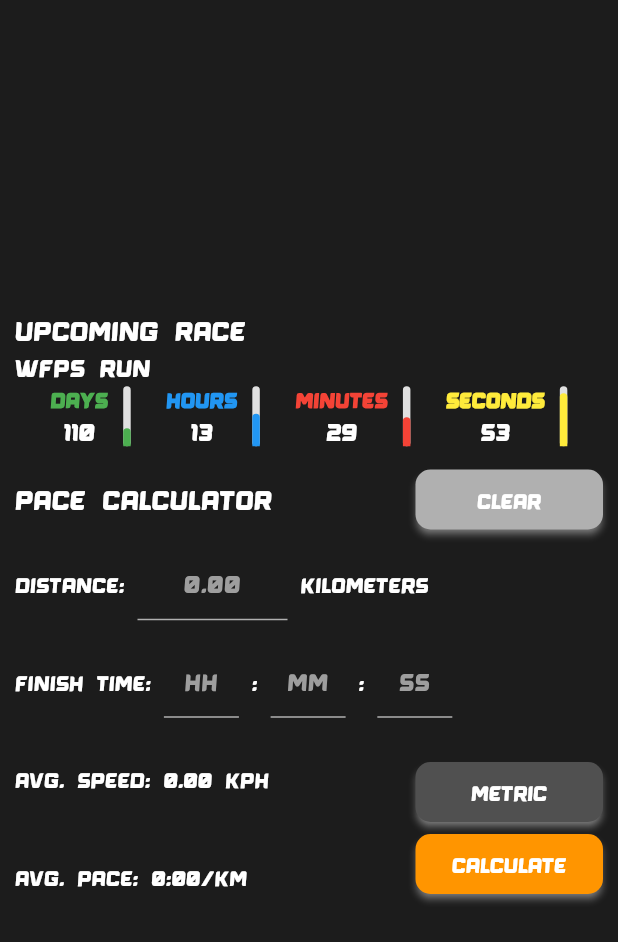
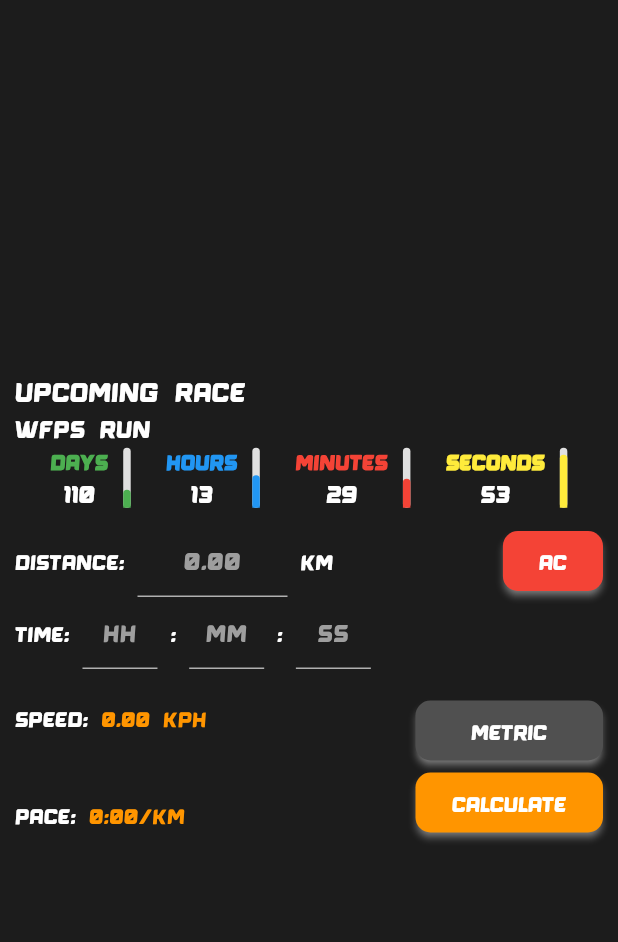
Before and after one commit to AllenClarkV/pacer, a Flutter app: the screen it shows after launch, on a phone screen of 412 x 824 dp. Shown: the top 942 px of the screen. Run offline on Flutter 3.47's test engine with Material 3 defaults, Android fonts, the phone set to English and light mode, and no system bars.

Commit message:
minor font color change

```diff
--- a/lib/pages/pacer.dart
+++ b/lib/pages/pacer.dart
@@ -182,29 +182,40 @@ class _PacerState extends State<Pacer> {
                 subheading('WFPS Run'),
                 _formatDuration(_remaining),
                 const SizedBox(height: 10),
-                Row(
-                  mainAxisAlignment: MainAxisAlignment.spaceBetween,
-                  children: [
-                    heading('Pace Calculator'),
-                    _button('Clear', _resetFields, bg: const Color(0xffb0b0b0)),
-                  ],
-                ),
                 Column(children: [
                   SizedBox(
-                    height: 65,
-                    child: Row(children: [
-                      const Text('Distance: '),
-                      SizedBox(
-                        width: 100,
-                        child: _inputField('0.00', distance, isDecimal: true),
-                      ),
-                      Text(!unitswitch ? ' kilometers' : ' miles'),
-                    ]),
+                    child: Row(
+                      mainAxisAlignment: MainAxisAlignment.spaceBetween,
+                      children: [
+                        Row(children: [
+                          Text('Distance: '),
+                          SizedBox(
+                            width: 100,
+                            child:
+                                _inputField('0.00', distance, isDecimal: true),
+                          ),
+                          Text(!unitswitch ? ' km' : ' mi'),
+                        ]),
+                        SizedBox(
+                          child: ElevatedButton(
+                            onPressed: _resetFields,
+                            style: ElevatedButton.styleFrom(
+                              backgroundColor: Colors.red,
+                              elevation: 2,
+                              shadowColor: Colors.white,
+                              shape: RoundedRectangleBorder(
+                                  borderRadius: BorderRadius.circular(10)),
+                            ),
+                            child: Text('AC',
+                                style: const TextStyle(color: Colors.white)),
+                          ),
+                        ),
+                      ],
+                    ),
                   ),
                   SizedBox(
-                    height: 65,
                     child: Row(children: [
-                      const Text('Finish Time: '),
+                      const Text('Time: '),
                       _timeInput(hours, 'hh'),
                       const Text(' : '),
                       _timeInput(minutes, 'mm'),
@@ -218,9 +229,9 @@ class _PacerState extends State<Pacer> {
                       Column(
                           crossAxisAlignment: CrossAxisAlignment.start,
                           children: [
-                            _labelValueRow('Avg. speed: ',
+                            _labelValueRow('speed: ',
                                 !unitswitch ? metricspeed : imperialspeed),
-                            _labelValueRow('Avg. pace: ',
+                            _labelValueRow('pace: ',
                                 !unitswitch ? metricpace : imperialpace),
                           ]),
                       Column(children: [
@@ -248,6 +259,7 @@ class _PacerState extends State<Pacer> {
   Widget _inputField(String hint, TextEditingController controller,
       {bool isDecimal = false}) {
     return TextField(
+      style: TextStyle(color: Color(0xffFF9500)),
       controller: controller,
       textAlign: TextAlign.center,
       keyboardType: isDecimal
@@ -297,7 +309,10 @@ class _PacerState extends State<Pacer> {
         height: 65,
         child: Row(children: [
           Text(label),
-          Text(value),
+          Text(
+            value,
+            style: TextStyle(color: Color(0xffFF9500)),
+          ),
         ]),
       );
 }
```
